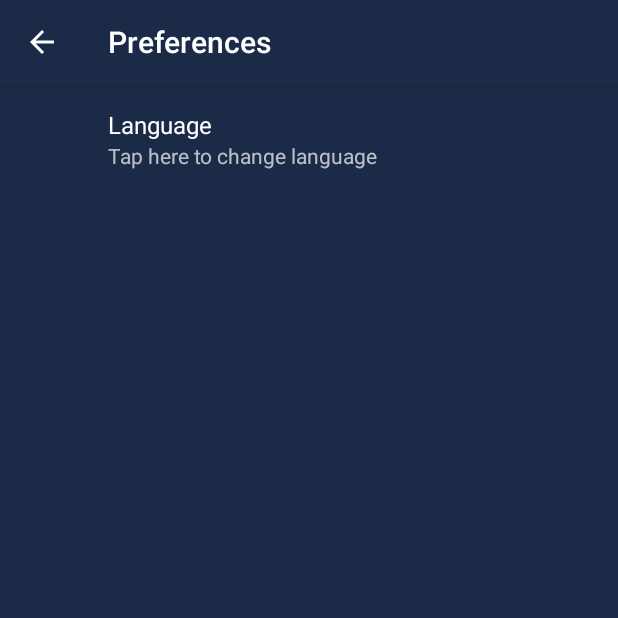
After one commit to IGragon/AI_Background, an Android app: the PreferenceActivity screen opened directly, with no data from a screen before it, on a phone screen of 412 x 824 dp, the top half of it. The commit adds this screen. Run offline under Robolectric (Android 15) with nearby library versions, the phone set to English and light mode, and no system bars; our stand-ins replace androidx.preference; Roboto replaces fonts that are not available here.

Commit message:
added changing of language

```diff
--- /dev/null
+++ b/app/src/main/java/com/example/aibackground/preferences/PreferenceActivity.java
@@ -0,0 +1,44 @@
+package com.example.aibackground.preferences;
+
+import androidx.annotation.NonNull;
+import androidx.annotation.Nullable;
+import androidx.appcompat.app.ActionBar;
+import androidx.appcompat.app.AppCompatActivity;
+import androidx.preference.PreferenceManager;
+
+import android.content.SharedPreferences;
+import android.os.Bundle;
+import android.view.MenuItem;
+import android.view.View;
+
+import com.example.aibackground.MainActivity;
+import com.example.aibackground.R;
+import com.example.aibackground.utils.LocaleHelper;
+
+public class PreferenceActivity extends AppCompatActivity {
+
+    private ActionBar actionBar;
+
+    @Override
+    protected void onCreate(@Nullable Bundle savedInstanceState) {
+        super.onCreate(savedInstanceState);
+        setContentView(R.layout.activity_preference);
+
+        if(getSupportActionBar()!= null) {
+            actionBar = getSupportActionBar();
+            actionBar.setDisplayHomeAsUpEnabled(true);
+            actionBar.setTitle(getString(R.string.preferences));
+        }
+
+        getSupportFragmentManager()
+                .beginTransaction()
+                .replace(android.R.id.content, new SettingsFragment()).commit();
+    }
+
+    @Override
+    public boolean onOptionsItemSelected(@NonNull MenuItem item) {
+        if(item.getItemId() == android.R.id.home) finish();
+        return true;
+    }
+
+}
--- a/app/src/main/res/values/colors.xml
+++ b/app/src/main/res/values/colors.xml
@@ -4,4 +4,5 @@
     <color name="secondaryColor">#27395D</color>
     <color name="headerColor">#FFFFFF</color>
     <color name="textColor">#EEEEEE</color>
+    <color name="accentColor">#F5E44A</color>
 </resources>
--- a/app/src/main/res/values/strings.xml
+++ b/app/src/main/res/values/strings.xml
@@ -17,14 +17,31 @@
     <string name="sharing_text" translatable="false">Made with AI Background. Download: https://bit.ly/3gW0P9D</string>
     <string name="error_no_objects_found" translatable="false">We cannot recognize any objects in this picture. Try another image</string>
 
-<!-- Cards-->
+    <!-- Cards-->
     <!-- Gallery-->
     <string name="gallery" translatable="false">Gallery</string>
     <string name="gallery_description" translatable="false">Select a photo from gallery</string>
     <!-- Camera-->
     <string name="camera" translatable="false">Camera</string>
     <string name="camera_description" translatable="false">Take a photo by camera</string>
-    <!-- Settings-->
-    <string name="settings" translatable="false">Settings</string>
-    <string name="settings_description" translatable="false">Here you can adjust app for yourself</string>
+    <!-- Preferences-->
+    <string name="preferences" translatable="false">Preferences</string>
+    <string name="preference_description" translatable="false">Here you can adjust app for yourself</string>
+    <string name="preference_language" translatable="false">Language</string>
+    <string name="preference_language_description" translatable="false">Tap here to change language</string>
+
+    <string-array name="preference_lanuage_array">
+        <item>English</item>
+        <item>Русский</item>
+        <item>Française</item>
+        <item>Española</item>
+    </string-array>
+
+
+
+    <!--    Language codes-->
+    <string name="en" translatable="false">en</string>
+    <string name="ru" translatable="false">ru</string>
+    <string name="fr" translatable="false">fr</string>
+    <string name="es" translatable="false">es</string>
 </resources>
--- a/app/src/main/res/values/styles.xml
+++ b/app/src/main/res/values/styles.xml
@@ -20,4 +20,26 @@
         <item name="android:textSize">16dp</item>
     </style>
 
+    <style name="CustomActionBarTheme" parent="@style/Theme.AppCompat.Light">
+        <item name="android:actionBarStyle">@style/MyActionBar</item>
+        <item name="actionBarStyle">@style/MyActionBar</item>
+        <item name="titleTextColor">@color/headerColor</item>
+        <item name="android:textColorSecondary">@color/textColor</item>
+
+    </style>
+
+    <style name="MyActionBar" parent="@style/Widget.AppCompat.Light.ActionBar.Solid.Inverse">
+        <item name="android:background">@color/colorPrimary</item>
+        <item name="background">@color/colorPrimary</item>
+    </style>
+
+    <style name="PreferenceScreen" parent="Theme.AppCompat">
+        <item name="android:textColor">@color/textColor</item>
+        <item name="android:textColorPrimary">@color/headerColor</item>
+        <item name="colorPrimary">@color/colorPrimary</item>
+        <item name="colorPrimaryDark">@color/secondaryColor</item>
+        <item name="colorAccent">@color/accentColor</item>
+        <item name="android:background">@color/colorPrimary</item>
+    </style>
+
 </resources>
--- /dev/null
+++ b/app/src/main/res/xml/preference_screen.xml
@@ -0,0 +1,12 @@
+<?xml version="1.0" encoding="utf-8"?>
+<PreferenceScreen xmlns:android="http://schemas.android.com/apk/res/android">
+
+    <ListPreference
+        android:defaultValue="1"
+        android:entries="@array/preference_lanuage_array"
+        android:entryValues="@array/preference_lanuage_array"
+        android:key="language_preference"
+        android:title="@string/preference_language"
+        android:summary="@string/preference_language_description"/>
+
+</PreferenceScreen>
```
Also changed, not shown: app/src/main/AndroidManifest.xml (+14 -4 lines), app/src/main/java/com/example/aibackground/MainActivity.java (+25 -1 lines), app/src/main/java/com/example/aibackground/preferences/SettingsFragment.java (added, +96 -0 lines), app/src/main/java/com/example/aibackground/utils/LocaleHelper.java (added, +79 -0 lines), app/src/main/res/layout/activity_main.xml (+6 -6 lines), app/src/main/res/layout/activity_preference.xml (added, +10 -0 lines), 1 other file.
